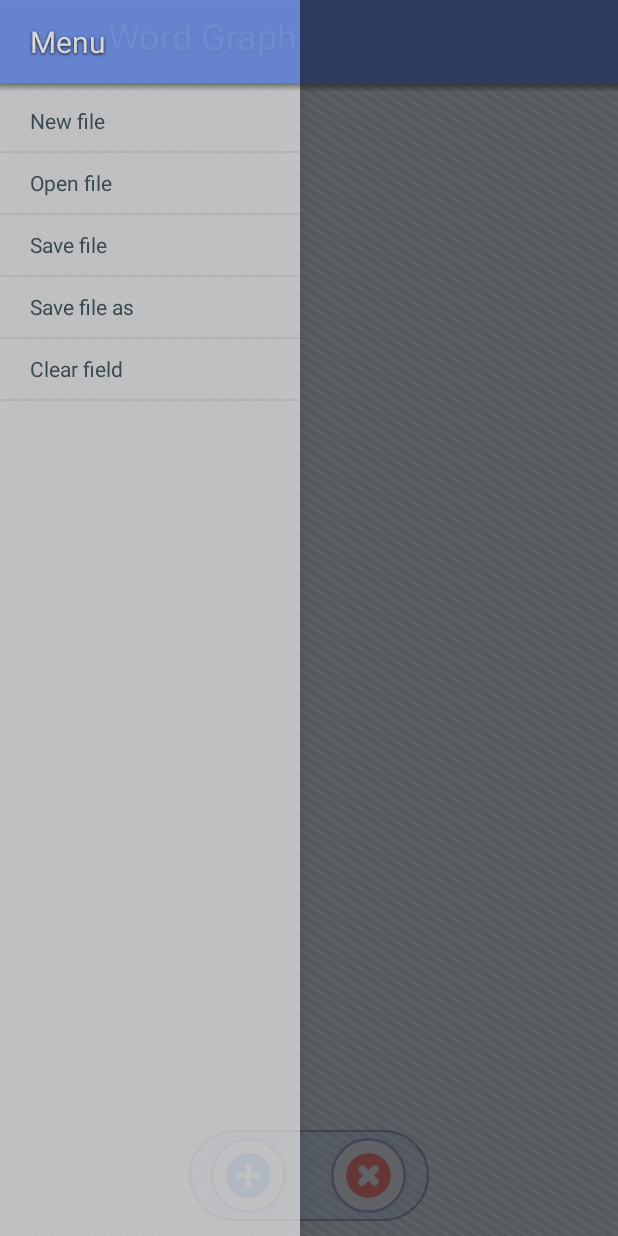
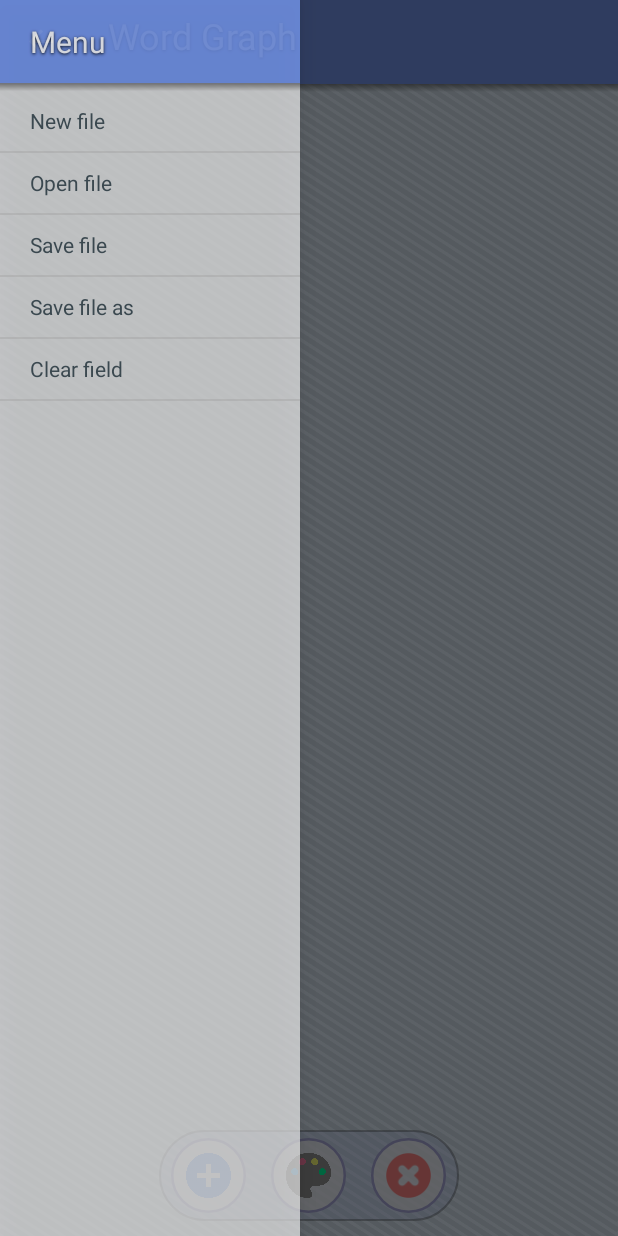
Before and after one commit to vlfom/WordGraph, an Android app: the Main_Activity screen opened directly, with no data from a screen before it, with the side drawer open, on a phone screen of 412 x 824 dp. Run offline under Robolectric (Android 15) with nearby library versions, the phone set to English and light mode, and no system bars; 1 statement that could not run was skipped.

Commit message:
Added icons. Added 'colour' option.

```diff
--- a/app/src/main/AndroidManifest.xml
+++ b/app/src/main/AndroidManifest.xml
@@ -6,7 +6,7 @@
     <uses-permission android:name="android.permission.READ_EXTERNAL_STORAGE"/>
     <application
         android:allowBackup="true"
-        android:icon="@drawable/ic_launcher"
+        android:icon="@drawable/icon"
         android:label="@string/app_name"
         android:theme="@style/AppTheme" >
 
--- a/app/src/main/java/com/vlfom/wordgraph/Menu_FragmentList.java
+++ b/app/src/main/java/com/vlfom/wordgraph/Menu_FragmentList.java
@@ -59,7 +59,7 @@ public class Menu_FragmentList extends Fragment {
                                             int position, long id) {
                         Cursor cursor = (Cursor) parent.getItemAtPosition(position);
                         ((DataReceiver) getActivity()).receiveFileName(
-                                cursor.getString(cursor.getColumnIndexOrThrow(FileList_Provider.FILE_FULL))
+                                cursor.getString(cursor.getColumnIndexOrThrow(FileList_Provider.FILE_NAME))
                         );
                         getActivity().getFragmentManager().beginTransaction().remove(thisFragment).commit();
                     }
--- a/app/src/main/res/layout/activity_main.xml
+++ b/app/src/main/res/layout/activity_main.xml
@@ -31,13 +31,13 @@
             android:gravity="center_horizontal">
 
             <FrameLayout
-                android:layout_width="160dp"
+                android:layout_width="200dp"
                 android:layout_height="wrap_content"
                 android:layout_alignParentBottom="true"
                 android:baselineAligned="false">
 
                 <LinearLayout
-                    android:layout_width="160dp"
+                    android:layout_width="200dp"
                     android:paddingBottom="5dp"
                     android:paddingTop="5dp"
                     android:layout_height="wrap_content"
@@ -64,6 +64,25 @@
                     </FrameLayout>
 
                     <FrameLayout
+                        android:id="@+id/onModeColor"
+                        android:layout_width="0dp"
+                        android:layout_height="wrap_content"
+                        android:layout_weight="1">
+
+                        <ImageView
+                            android:layout_width="50dp"
+                            android:layout_height="50dp"
+                            android:layout_gravity="center"
+                            android:src="@drawable/circle_main_interact" />
+
+                        <ImageView
+                            android:layout_width="30dp"
+                            android:layout_height="30dp"
+                            android:layout_gravity="center"
+                            android:src="@drawable/icon_palette" />
+                    </FrameLayout>
+
+                    <FrameLayout
                         android:id="@+id/onModeDelete"
                         android:layout_width="0dp"
                         android:layout_height="wrap_content"
@@ -85,7 +104,7 @@
                 </LinearLayout>
 
                 <LinearLayout
-                    android:layout_width="160dp"
+                    android:layout_width="200dp"
                     android:paddingBottom="5dp"
                     android:paddingTop="5dp"
                     android:layout_height="wrap_content"
```
Also changed, not shown: app/src/main/java/com/vlfom/wordgraph/Main_Activity.java (+6 -7 lines), app/src/main/res/drawable-hdpi/icon.png (added), app/src/main/res/drawable-hdpi/icon_add1.png (deleted), app/src/main/res/drawable-hdpi/icon_connect.png (deleted), app/src/main/res/drawable-hdpi/icon_connect2.png (deleted), app/src/main/res/drawable-hdpi/icon_delete3.png (deleted), app/src/main/res/drawable-hdpi/icon_palette.png (added), app/src/main/res/drawable-mdpi/icon.png (added), app/src/main/res/drawable-xhdpi/icon.png (added), app/src/main/res/drawable-xxhdpi/icon.png (added), 1 other file.
